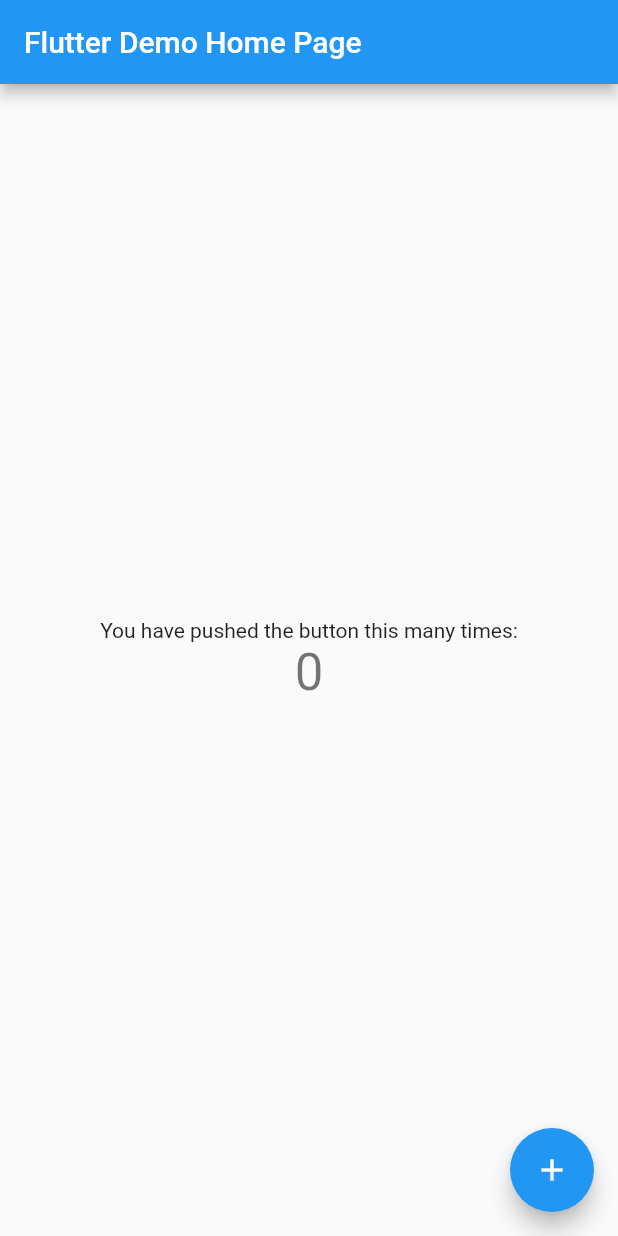
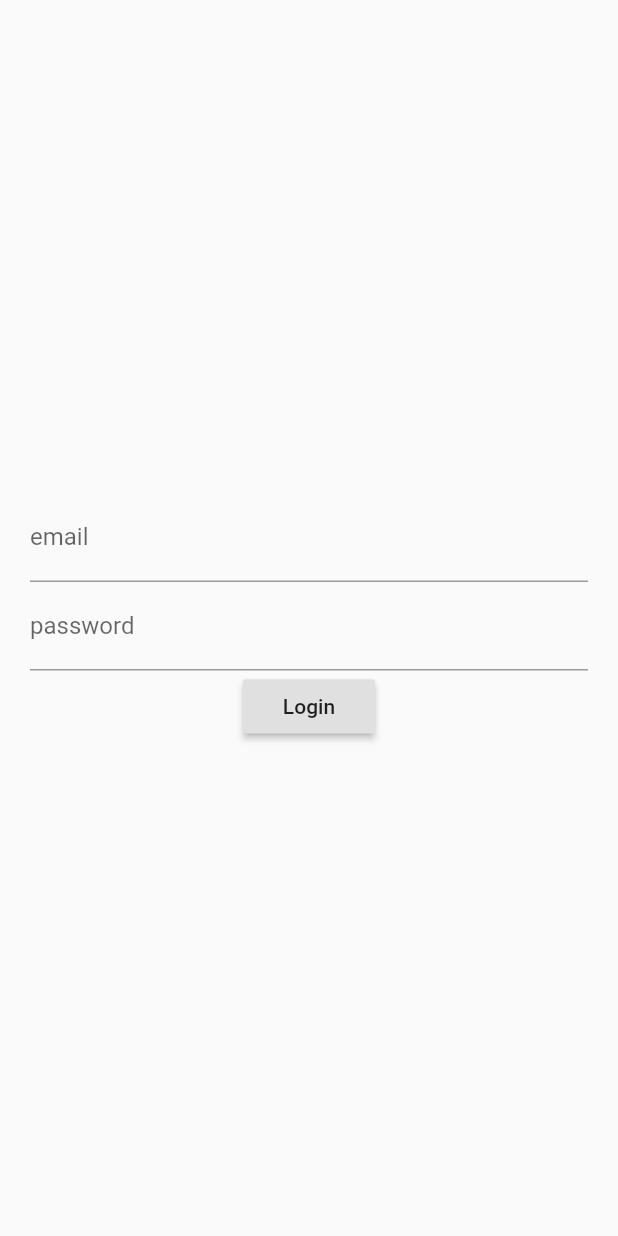
Before and after one commit to d13nunes/Polls, a Flutter app: the screen it shows after launch, on a phone screen of 412 x 824 dp. Run offline on Flutter 3.47's test engine with Material 2 defaults, Android fonts, the phone set to English and light mode, and no system bars; our stand-ins replace firebase_auth, rxdart; accounts and stored records are empty.

Commit message:
add login page and logic

```diff
--- /dev/null
+++ b/polls/lib/business/user/user_bloc.dart
@@ -0,0 +1,84 @@
+// Copyright (c) 2018 Diogo Nunes
+//
+// This software is released under the MIT License.
+// https://opensource.org/licenses/MIT
+
+import 'dart:async';
+import 'package:rxdart/subjects.dart';
+import 'package:polls/models/user.dart';
+import 'package:firebase_auth/firebase_auth.dart';
+
+// TODO: Wrap FirebaseAuth in a interface in order to respect separation of concerns
+final FirebaseAuth _auth = FirebaseAuth.instance;
+
+class LogUser {
+  final String email;
+  final String password;
+
+  LogUser(this.email, this.password);
+}
+
+class UserBloc {
+  final User _user = User();
+  final BehaviorSubject<User> _userSubject =
+      BehaviorSubject<User>(seedValue: null);
+
+  final BehaviorSubject<bool> _isLoged =
+      BehaviorSubject<bool>(seedValue: false);
+
+  final BehaviorSubject<bool> _isLoggin =
+      BehaviorSubject<bool>(seedValue: false);
+
+  final StreamController<LogUser> _logUserController =
+      StreamController<LogUser>();
+
+  UserBloc() {
+    _logUserController.stream.listen(onLogin);
+    // //Is this a good pratice? maybe not
+    // //TODO: Check how dart ctor handles async code
+    // _auth.currentUser().then(onCurrentUser);
+  }
+
+  Sink<LogUser> get logUser => _logUserController.sink;
+
+  Stream<User> get user => _userSubject.stream;
+  Stream<bool> get isLoged => _isLoged.stream;
+  Stream<bool> get isLoggin => _isLoggin.stream;
+
+  Future onLogin(LogUser logUser) async {
+    _isLoggin.add(true);
+    try {
+      print("email:${logUser.email} pass:${logUser.password}");
+      var user = await _auth.createUserWithEmailAndPassword(
+        email: logUser.email,
+        password: logUser.password,
+      );
+      if (user != null) {
+        _isLoged.add(true);
+        _userSubject.add(User(
+          id: await user.getIdToken(),
+          name: user.displayName,
+        ));
+      }
+    } catch (e) {
+      print("error on login $e");
+    }
+    _isLoggin.add(false);
+  }
+
+  // void onCurrentUser(FirebaseUser fuser) {
+  //   if (fuser != null) {
+  //     logUser.add(LogUser(
+  //       id: fuser.getIdToken(),
+  //       name: fuser.displayName,
+  //     ));
+  //   }
+  // }
+
+  void dispose() {
+    _userSubject.close();
+    _isLoged.close();
+    _isLoggin.close();
+    _logUserController.close();
+  }
+}
--- /dev/null
+++ b/polls/lib/business/user/user_provider.dart
@@ -0,0 +1,22 @@
+// Copyright (c) 2018 Diogo Nunes
+//
+// This software is released under the MIT License.
+// https://opensource.org/licenses/MIT
+
+import 'package:flutter/widgets.dart';
+import 'package:polls/business/user/user_bloc.dart';
+
+class UserProvider extends InheritedWidget {
+  final UserBloc pollListBloc;
+
+  UserProvider({Key key, UserBloc userBloc, Widget child})
+      : pollListBloc = userBloc ?? UserBloc(),
+        super(key: key, child: child);
+
+  @override
+  bool updateShouldNotify(InheritedWidget oldWidget) => true;
+
+  static UserBloc of(BuildContext context) =>
+      (context.inheritFromWidgetOfExactType(UserProvider) as UserProvider)
+          .pollListBloc;
+}
--- a/polls/lib/main.dart
+++ b/polls/lib/main.dart
@@ -1,109 +1,4 @@
 import 'package:flutter/material.dart';
+import 'package:polls/ui/app/app.dart';
 
-void main() => runApp(new MyApp());
-
-class MyApp extends StatelessWidget {
-  // This widget is the root of your application.
-  @override
-  Widget build(BuildContext context) {
-    return new MaterialApp(
-      title: 'Flutter Demo',
-      theme: new ThemeData(
-        // This is the theme of your application.
-        //
-        // Try running your application with "flutter run". You'll see the
-        // application has a blue toolbar. Then, without quitting the app, try
-        // changing the primarySwatch below to Colors.green and then invoke
-        // "hot reload" (press "r" in the console where you ran "flutter run",
-        // or press Run > Flutter Hot Reload in IntelliJ). Notice that the
-        // counter didn't reset back to zero; the application is not restarted.
-        primarySwatch: Colors.blue,
-      ),
-      home: new MyHomePage(title: 'Flutter Demo Home Page'),
-    );
-  }
-}
-
-class MyHomePage extends StatefulWidget {
-  MyHomePage({Key key, this.title}) : super(key: key);
-
-  // This widget is the home page of your application. It is stateful, meaning
-  // that it has a State object (defined below) that contains fields that affect
-  // how it looks.
-
-  // This class is the configuration for the state. It holds the values (in this
-  // case the title) provided by the parent (in this case the App widget) and
-  // used by the build method of the State. Fields in a Widget subclass are
-  // always marked "final".
-
-  final String title;
-
-  @override
-  _MyHomePageState createState() => new _MyHomePageState();
-}
-
-class _MyHomePageState extends State<MyHomePage> {
-  int _counter = 0;
-
-  void _incrementCounter() {
-    setState(() {
-      // This call to setState tells the Flutter framework that something has
-      // changed in this State, which causes it to rerun the build method below
-      // so that the display can reflect the updated values. If we changed
-      // _counter without calling setState(), then the build method would not be
-      // called again, and so nothing would appear to happen.
-      _counter++;
-    });
-  }
-
-  @override
-  Widget build(BuildContext context) {
-    // This method is rerun every time setState is called, for instance as done
-    // by the _incrementCounter method above.
-    //
-    // The Flutter framework has been optimized to make rerunning build methods
-    // fast, so that you can just rebuild anything that needs updating rather
-    // than having to individually change instances of widgets.
-    return new Scaffold(
-      appBar: new AppBar(
-        // Here we take the value from the MyHomePage object that was created by
-        // the App.build method, and use it to set our appbar title.
-        title: new Text(widget.title),
-      ),
-      body: new Center(
-        // Center is a layout widget. It takes a single child and positions it
-        // in the middle of the parent.
-        child: new Column(
-          // Column is also layout widget. It takes a list of children and
-          // arranges them vertically. By default, it sizes itself to fit its
-          // children horizontally, and tries to be as tall as its parent.
-          //
-          // Invoke "debug paint" (press "p" in the console where you ran
-          // "flutter run", or select "Toggle Debug Paint" from the Flutter tool
-          // window in IntelliJ) to see the wireframe for each widget.
-          //
-          // Column has various properties to control how it sizes itself and
-          // how it positions its children. Here we use mainAxisAlignment to
-          // center the children vertically; the main axis here is the vertical
-          // axis because Columns are vertical (the cross axis would be
-          // horizontal).
-          mainAxisAlignment: MainAxisAlignment.center,
-          children: <Widget>[
-            new Text(
-              'You have pushed the button this many times:',
-            ),
-            new Text(
-              '$_counter',
-              style: Theme.of(context).textTheme.display1,
-            ),
-          ],
-        ),
-      ),
-      floatingActionButton: new FloatingActionButton(
-        onPressed: _incrementCounter,
-        tooltip: 'Increment',
-        child: new Icon(Icons.add),
-      ), // This trailing comma makes auto-formatting nicer for build methods.
-    );
-  }
-}
+void main() => runApp(App());
--- /dev/null
+++ b/polls/lib/ui/app/app.dart
@@ -0,0 +1,24 @@
+// Copyright (c) 2018 Diogo Nunes
+//
+// This software is released under the MIT License.
+// https://opensource.org/licenses/MIT
+
+import 'package:flutter/material.dart';
+import 'package:polls/business/user/user_provider.dart';
+import 'package:polls/ui/pages/login_page.dart';
+
+class App extends StatelessWidget {
+  // This widget is the root of your application.
+  @override
+  Widget build(BuildContext context) {
+    return new UserProvider(
+      child: MaterialApp(
+        title: 'Flutter Demo',
+        theme: ThemeData(
+          primarySwatch: Colors.orange,
+        ),
+        home: LoginPage(),
+      ),
+    );
+  }
+}
--- /dev/null
+++ b/polls/lib/ui/pages/login_page.dart
@@ -0,0 +1,78 @@
+// Copyright (c) 2018 Diogo Nunes
+//
+// This software is released under the MIT License.
+// https://opensource.org/licenses/MIT
+
+import 'package:flutter/material.dart';
+import 'package:polls/business/user/user_bloc.dart';
+import 'package:polls/business/user/user_provider.dart';
+
+class LoginPage extends StatefulWidget {
+  @override
+  _LoginPageState createState() {
+    return new _LoginPageState();
+  }
+}
+
+class _LoginPageState extends State<LoginPage> {
+  String email;
+  String password;
+
+  @override
+  Widget build(BuildContext context) {
+    final userBloc = UserProvider.of(context);
+    userBloc.isLoged.firstWhere(((isLogged) => onLogin(context, isLogged)));
+    return Scaffold(
+      body: new Container(
+        padding: const EdgeInsets.all(20.0),
+        child: Center(
+          child: Column(
+            mainAxisAlignment: MainAxisAlignment.center,
+            children: <Widget>[
+              TextField(
+                decoration: InputDecoration(labelText: "email"),
+                onChanged: (t) => email = t,
+              ),
+              TextField(
+                decoration: InputDecoration(labelText: "password"),
+                onChanged: (t) => password = t,
+                obscureText: true,
+              ),
+              RaisedButton(
+                child: Text("Login"),
+                onPressed: () => userBloc.logUser.add(new LogUser(
+                      email.trim().toLowerCase(),
+                      password,
+                    )),
+              )
+            ],
+          ),
+        ),
+      ),
+    );
+  }
+
+  bool onLogin(BuildContext context, bool isLogged) {
+    print("isLog $isLogged");
+    if (isLogged) {
+      showDialog(
+        context: context,
+        barrierDismissible: true,
+        builder: (context) => AlertDialog(
+              content: Text(
+                "Log sucess",
+              ),
+              actions: <Widget>[
+                RaisedButton(
+                  child: Text(
+                    "COOL",
+                  ),
+                  onPressed: () => Navigator.of(context).pop(),
+                )
+              ],
+            ),
+      );
+    }
+    return isLogged;
+  }
+}
```
Also changed, not shown: 1 other file.
